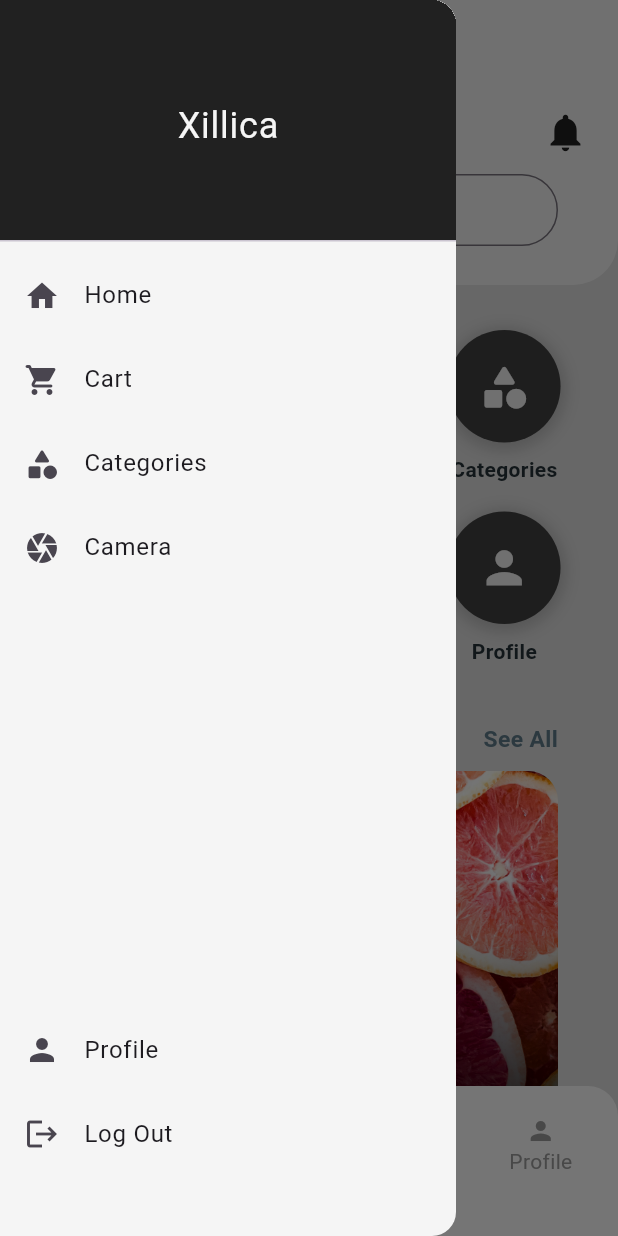
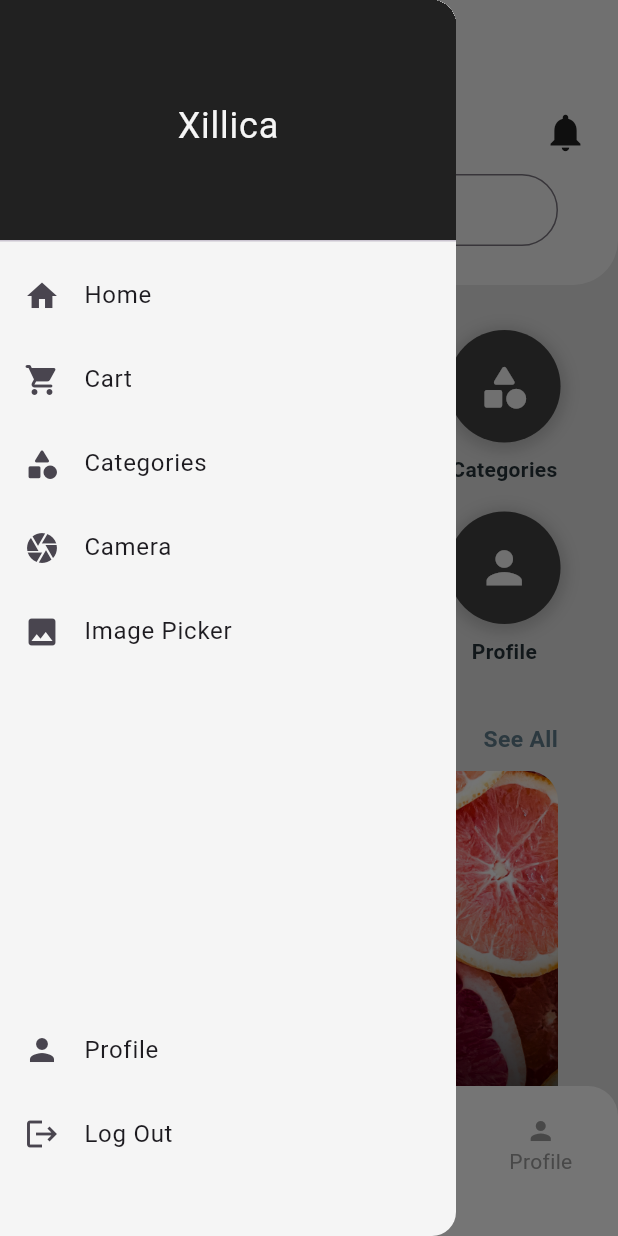
Before and after one commit to Chipsey/flutter-dev-template, a Flutter app: the screen it shows after launch, with the side drawer open, on a phone screen of 412 x 824 dp. Run offline on Flutter 3.47's test engine with Material 3 defaults, Android fonts, the phone set to English and light mode, and no system bars; drawn by our look-alikes of flutter_animate; our stand-ins replace camera, flutter_local_notifications.

Commit message:
Image picker init

```diff
--- a/lib/components/drawer.dart
+++ b/lib/components/drawer.dart
@@ -67,6 +67,14 @@ class CustomDrawer extends StatelessWidget {
                   Navigator.pushNamed(context, '/camera');
                 },
               ),
+              ListTile(
+                leading: Icon(Icons.image),
+                title: Text('Image Picker'),
+                tileColor: currentRoute == '/image_picker' ? Colors.grey[300] : null,
+                onTap: () {
+                  Navigator.pushNamed(context, '/image_picker');
+                },
+              ),
             ]),
 
             //////////////// Drawer Bottom Content ///////////////////////////
--- a/lib/main.dart
+++ b/lib/main.dart
@@ -1,5 +1,6 @@
 // ignore_for_file: prefer_const_constructors
 
+import 'package:Xillica/pages/imagePicker.dart';
 import 'package:Xillica/services/camera_service.dart';
 import 'package:flutter/material.dart';
 import 'package:Xillica/pages/categories.dart';
@@ -15,26 +16,22 @@ void main() async {
   WidgetsFlutterBinding.ensureInitialized();
   NotificationService().initNotification();
 
-  // try {
-  //   final cameras = await availableCameras();
-  //   print("Cameras: " + cameras.toString());
-  //   final firstCamera = cameras.first;
+  final cameras = await availableCameras();
+  print("Cameras: " + cameras.toString());
+  final firstCamera = cameras.last;
 
-  //   runApp(MyApp(
-  //     firstCamera: firstCamera,
-  //   ));
-  // } catch (e) {
-  //   print("Error accessing cameras: $e");
-  // }
+  runApp(MyApp(
+    firstCamera: firstCamera,
+  ));
 
-  runApp(MyApp());
+  // runApp(MyApp());
 }
 
 class MyApp extends StatelessWidget {
-  // final firstCamera;
-  // const MyApp({super.key, required this.firstCamera});
+  final firstCamera;
+  const MyApp({super.key, required this.firstCamera});
 
-  const MyApp({super.key});
+  // const MyApp({super.key});
   @override
   Widget build(BuildContext context) {
     return MaterialApp(
@@ -45,9 +42,10 @@ class MyApp extends StatelessWidget {
         '/dashboard': (context) => Dashboard(),
         '/cart': (context) => Cart(),
         '/categories': (context) => Categories(),
-        // '/camera': (context) => CameraService(
-        //       camera: firstCamera,
-        //     ),
+        '/image_picker': (context) => ImagePicker(),
+        '/camera': (context) => CameraService(
+              camera: firstCamera,
+            ),
       },
     );
   }
--- a/lib/services/notification_service.dart
+++ b/lib/services/notification_service.dart
@@ -9,7 +9,7 @@ class NotificationService {
 
   Future<void> initNotification() async {
     AndroidInitializationSettings initializationSettingsAndroid =
-        const AndroidInitializationSettings("logo.png");
+        const AndroidInitializationSettings("logo");
 
     var initializationSettingsIOS = DarwinInitializationSettings(
         requestAlertPermission: true,
--- a/pubspec.yaml
+++ b/pubspec.yaml
@@ -39,6 +39,9 @@ dependencies:
   camera: ^0.10.6
   path_provider: ^2.1.3
   path: ^1.9.0
+  flutter_timezone: ^1.0.8
+  rxdart: ^0.27.7
+  image_picker: ^1.1.1
 
 dev_dependencies:
   flutter_test:
```
Also changed, not shown: lib/pages/dashboard.dart (+9 -6 lines), lib/pages/imagePicker.dart (added, +31 -0 lines), lib/services/camera_service.dart (+38 -2 lines), pubspec.lock, 7 other files.
